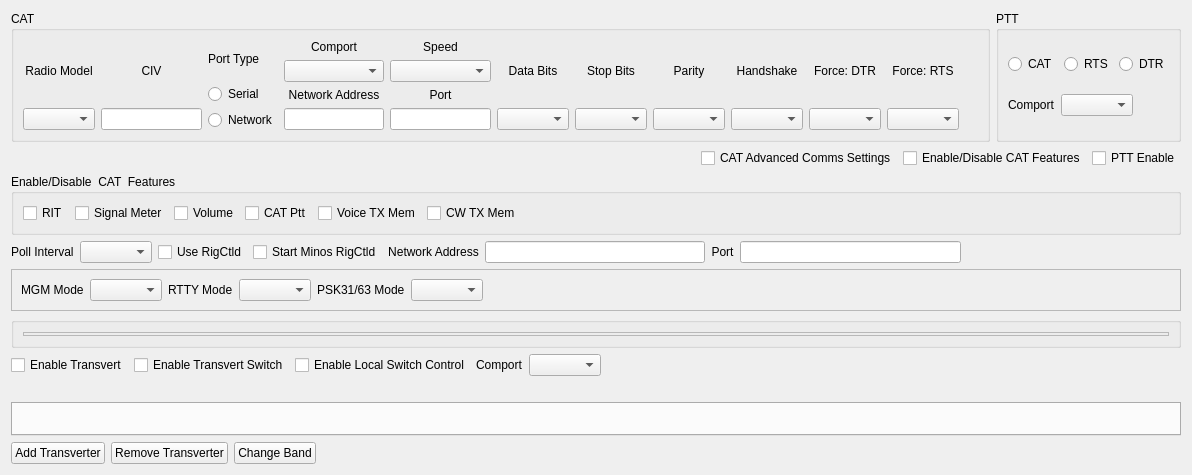
Qt form mqt/MqtRigControl/rigsetupform.ui (Rsclub22/Minos2-Mirror) before a commit.
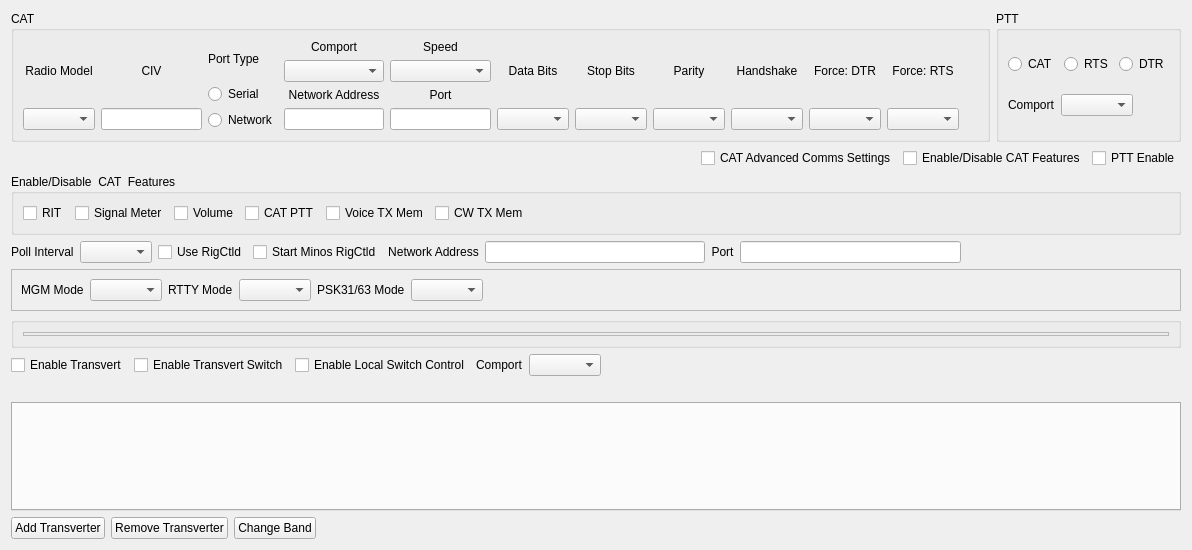
The same form after that commit. Custom widgets are drawn as their Qt base class.

The edit to the form file:
```diff
--- a/mqt/MqtRigControl/rigsetupform.ui
+++ b/mqt/MqtRigControl/rigsetupform.ui
@@ -7,7 +7,7 @@
     <x>0</x>
     <y>0</y>
     <width>1192</width>
-    <height>475</height>
+    <height>550</height>
    </rect>
   </property>
   <property name="windowTitle">
@@ -466,7 +466,7 @@
             <item>
              <widget class="QCheckBox" name="enableCatPttCatFeatureChkBox">
               <property name="text">
-               <string>CAT Ptt</string>
+               <string>CAT PTT</string>
               </property>
              </widget>
             </item>
```
